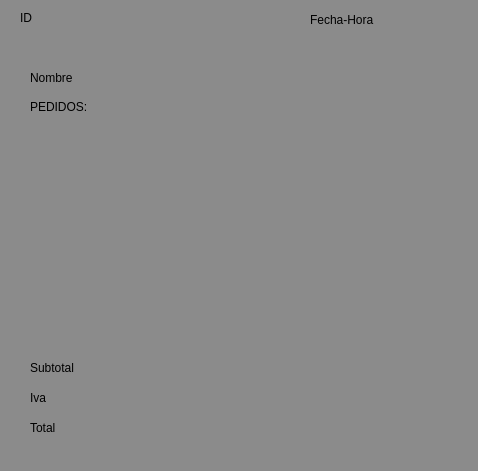
zamax14/Foodministration, file facturaimpresa.ui: the form before one commit.
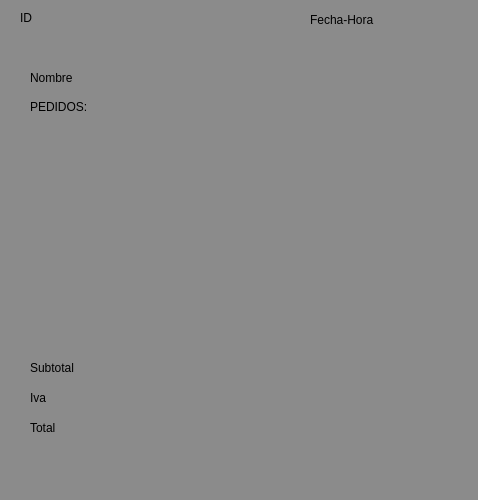
The form after the commit.

What changed in the file:
```diff
--- a/facturaimpresa.ui
+++ b/facturaimpresa.ui
@@ -7,9 +7,21 @@
     <x>0</x>
     <y>0</y>
     <width>478</width>
-    <height>471</height>
+    <height>500</height>
    </rect>
   </property>
+  <property name="minimumSize">
+   <size>
+    <width>0</width>
+    <height>500</height>
+   </size>
+  </property>
+  <property name="maximumSize">
+   <size>
+    <width>16777215</width>
+    <height>500</height>
+   </size>
+  </property>
   <property name="windowTitle">
    <string>Form</string>
   </property>
```
